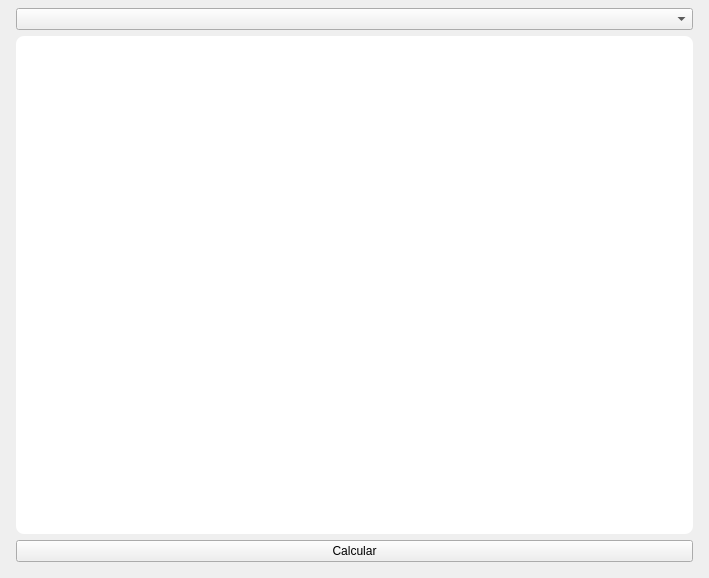
Old version of the form src/ui/main/window.ui in the repository luanws/amplifier-circuits.
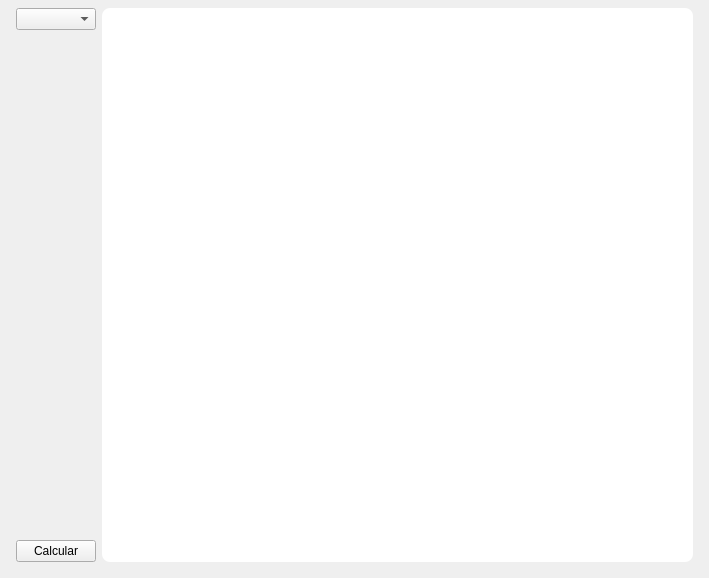
New version of the form.

```diff
--- a/src/ui/main/window.ui
+++ b/src/ui/main/window.ui
@@ -31,9 +31,8 @@
      <number>16</number>
     </property>
     <item>
-     <widget class="QComboBox" name="amplifier_polarizations_combo_box"/>
-    </item>
-    <item>
+     <layout class="QGridLayout" name="gridLayout">
+      <item row="2" column="1" rowspan="3">
      <widget class="QWidget" name="graphics_widget" native="true">
       <property name="sizePolicy">
        <sizepolicy hsizetype="Expanding" vsizetype="Expanding">
@@ -50,10 +49,10 @@
       </property>
      </widget>
     </item>
-    <item>
-     <layout class="QHBoxLayout" name="parameters_layout"/>
-    </item>
-    <item>
+      <item row="2" column="0">
+       <widget class="QComboBox" name="amplifier_polarizations_combo_box"/>
+      </item>
+      <item row="4" column="0">
      <widget class="QPushButton" name="calculate_push_button">
       <property name="cursor">
        <cursorShape>PointingHandCursor</cursorShape>
@@ -62,6 +61,11 @@
        <string>Calcular</string>
       </property>
      </widget>
+      </item>
+      <item row="3" column="0">
+       <layout class="QVBoxLayout" name="parameters_layout"/>
+      </item>
+     </layout>
     </item>
    </layout>
   </widget>
```
Lines whose indentation alone changed are shown as unchanged.
